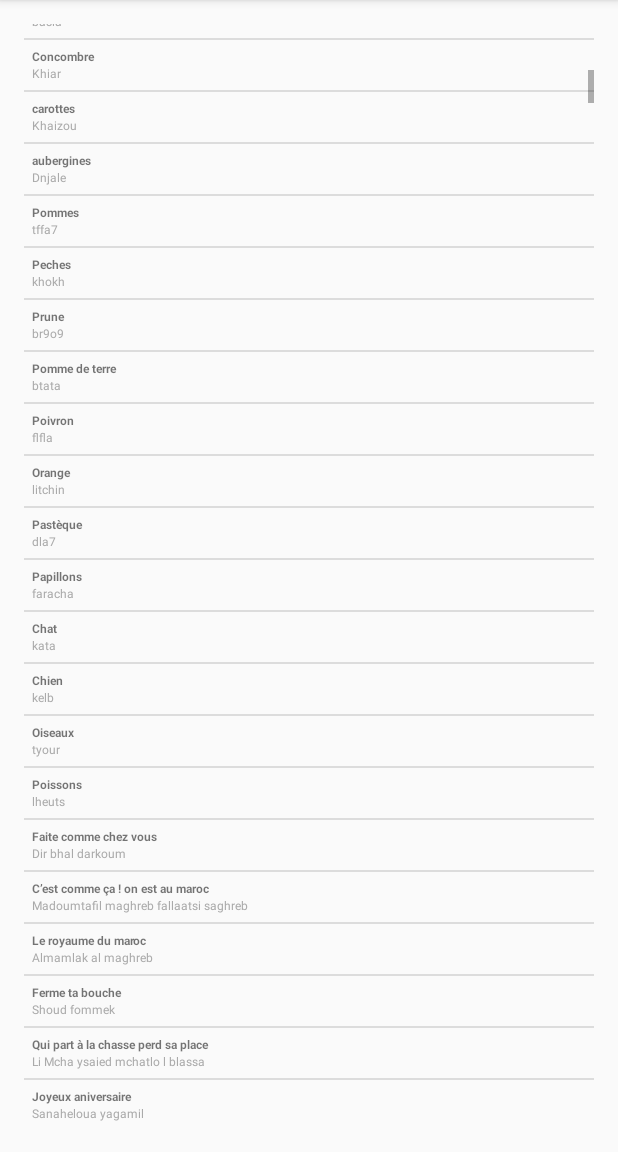
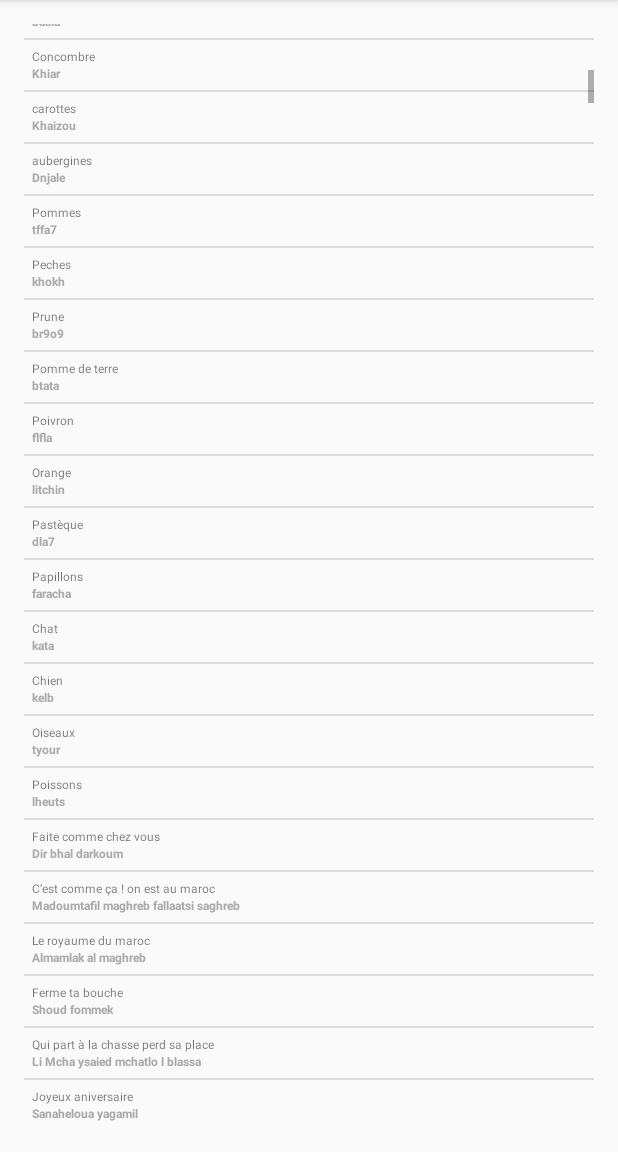
Before and after one commit to randriamasy/EnDarija, an Android app: the screen it shows after launch (DictionaryActivity), scrolled down 1029 dp, on a phone screen of 412 x 824 dp, the part 84-1236 px from its top. Run offline under Robolectric (Android 15) with nearby library versions, the light colour scheme and no system bars.

Commit message:
custom Linearlayout

```diff
--- a/app/src/main/res/layout/item_layout.xml
+++ b/app/src/main/res/layout/item_layout.xml
@@ -14,7 +14,7 @@
             android:layout_height="wrap_content"
             android:id="@+id/textFr"
             android:fontFamily="@string/abc_shareactionprovider_share_with_application"
-            android:textStyle="bold"
+            android:textStyle="normal"
             android:width="@dimen/abc_action_bar_default_height"
             android:textSize="@dimen/abc_action_bar_title_text_size" />
         <TextView
@@ -22,6 +22,7 @@
             android:layout_height="wrap_content"
             android:textColor="@android:color/darker_gray"
             android:id="@+id/textAr"
+            android:textStyle="bold"
             android:textSize="@dimen/abc_action_bar_title_text_size" />
     </LinearLayout>
 </LinearLayout>
```
